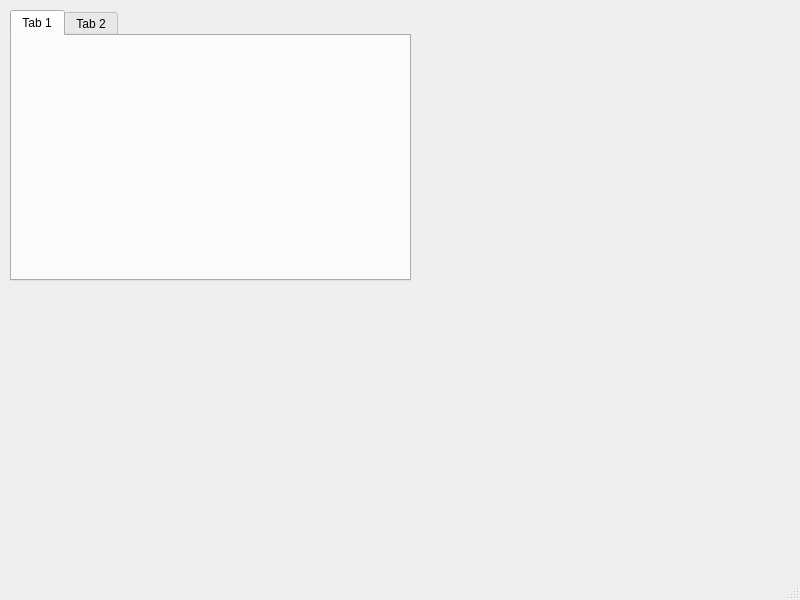
First picture: the form in QtCafeWorkforceManager/SysAdminWindow.ui, repository wreathe-unreal/CSIT314-Project, before the edit.
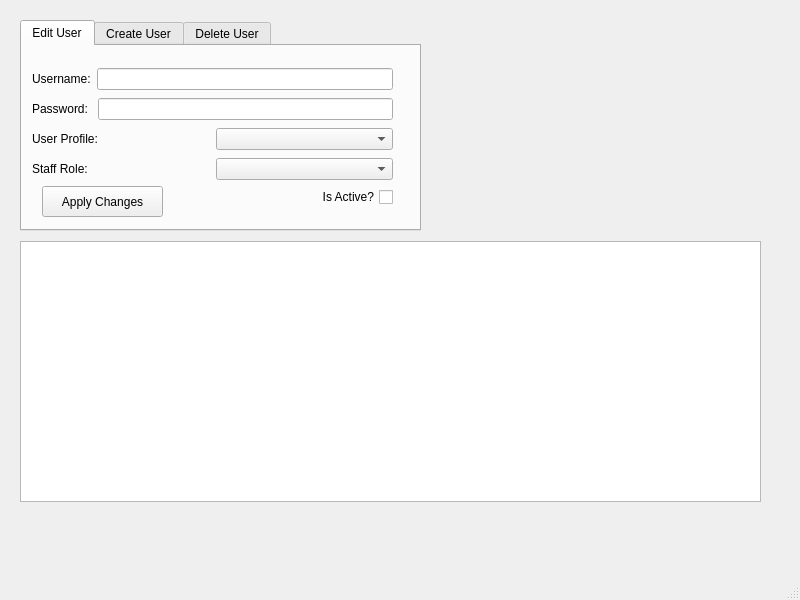
Second picture: the form after the edit. Icons and pictures are not drawn.

Commit message: SysAdmin Window Begin Work

Diff of the .ui file:
```diff
--- a/QtCafeWorkforceManager/SysAdminWindow.ui
+++ b/QtCafeWorkforceManager/SysAdminWindow.ui
@@ -17,8 +17,8 @@
    <widget class="QLabel" name="label">
     <property name="geometry">
      <rect>
-      <x>450</x>
-      <y>50</y>
+      <x>470</x>
+      <y>10</y>
       <width>311</width>
       <height>211</height>
      </rect>
@@ -36,22 +36,154 @@
    <widget class="QTabWidget" name="tabWidget">
     <property name="geometry">
      <rect>
-      <x>10</x>
-      <y>10</y>
+      <x>20</x>
+      <y>20</y>
       <width>401</width>
-      <height>271</height>
+      <height>211</height>
      </rect>
     </property>
     <widget class="QWidget" name="tab">
      <attribute name="title">
-      <string>Tab 1</string>
+      <string>Edit User</string>
      </attribute>
+     <widget class="QCheckBox" name="activeCheckBox">
+      <property name="geometry">
+       <rect>
+        <x>300</x>
+        <y>140</y>
+        <width>71</width>
+        <height>22</height>
+       </rect>
+      </property>
+      <property name="layoutDirection">
+       <enum>Qt::RightToLeft</enum>
+      </property>
+      <property name="text">
+       <string>Is Active?</string>
+      </property>
+     </widget>
+     <widget class="QPushButton" name="editButton">
+      <property name="geometry">
+       <rect>
+        <x>20</x>
+        <y>140</y>
+        <width>121</width>
+        <height>31</height>
+       </rect>
+      </property>
+      <property name="text">
+       <string>Apply Changes</string>
+      </property>
+     </widget>
+     <widget class="QWidget" name="">
+      <property name="geometry">
+       <rect>
+        <x>10</x>
+        <y>20</y>
+        <width>361</width>
+        <height>26</height>
+       </rect>
+      </property>
+      <layout class="QHBoxLayout" name="horizontalLayout">
+       <item>
+        <widget class="QLabel" name="label_2">
+         <property name="text">
+          <string>Username:</string>
+         </property>
+        </widget>
+       </item>
+       <item>
+        <widget class="QLineEdit" name="usernameEdit"/>
+       </item>
+      </layout>
+     </widget>
+     <widget class="QWidget" name="">
+      <property name="geometry">
+       <rect>
+        <x>10</x>
+        <y>50</y>
+        <width>361</width>
+        <height>26</height>
+       </rect>
+      </property>
+      <layout class="QHBoxLayout" name="horizontalLayout_2">
+       <item>
+        <widget class="QLabel" name="label_3">
+         <property name="text">
+          <string>Password: </string>
+         </property>
+        </widget>
+       </item>
+       <item>
+        <widget class="QLineEdit" name="passwordEdit"/>
+       </item>
+      </layout>
+     </widget>
+     <widget class="QWidget" name="">
+      <property name="geometry">
+       <rect>
+        <x>10</x>
+        <y>80</y>
+        <width>361</width>
+        <height>26</height>
+       </rect>
+      </property>
+      <layout class="QHBoxLayout" name="horizontalLayout_3">
+       <item>
+        <widget class="QLabel" name="label_4">
+         <property name="text">
+          <string>User Profile:</string>
+         </property>
+        </widget>
+       </item>
+       <item>
+        <widget class="QComboBox" name="profileCombo"/>
+       </item>
+      </layout>
+     </widget>
+     <widget class="QWidget" name="">
+      <property name="geometry">
+       <rect>
+        <x>10</x>
+        <y>110</y>
+        <width>361</width>
+        <height>26</height>
+       </rect>
+      </property>
+      <layout class="QHBoxLayout" name="horizontalLayout_4">
+       <item>
+        <widget class="QLabel" name="label_5">
+         <property name="text">
+          <string>Staff Role:</string>
+         </property>
+        </widget>
+       </item>
+       <item>
+        <widget class="QComboBox" name="roleCombo"/>
+       </item>
+      </layout>
+     </widget>
     </widget>
     <widget class="QWidget" name="tab_2">
      <attribute name="title">
-      <string>Tab 2</string>
+      <string>Create User</string>
      </attribute>
     </widget>
+    <widget class="QWidget" name="tab_3">
+     <attribute name="title">
+      <string>Delete User</string>
+     </attribute>
+    </widget>
+   </widget>
+   <widget class="QTableWidget" name="userTable">
+    <property name="geometry">
+     <rect>
+      <x>20</x>
+      <y>241</y>
+      <width>741</width>
+      <height>261</height>
+     </rect>
+    </property>
    </widget>
   </widget>
   <widget class="QMenuBar" name="menubar">
```
Left out of the diff: 3 changed lines with no effect on the pictures. The commit also changes 17 other files.
